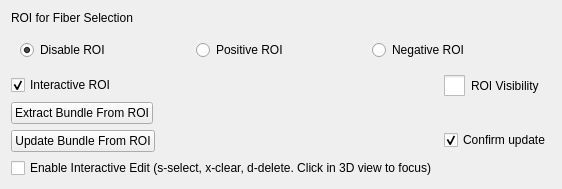
First picture: the form in Modules/Loadable/TractographyDisplay/Widgets/Resources/UI/qSlicerTractographyEditorROIWidget.ui, repository SlicerDMRI/SlicerDMRI, before the edit.
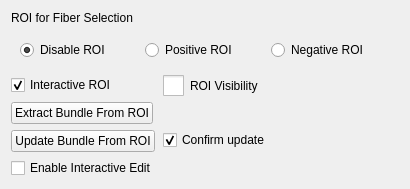
Second picture: the form after the edit. Icons and pictures are not drawn. Custom widgets are drawn as their Qt base class.

Commit message: ENH: moved label to tool tip

```diff
--- a/Modules/Loadable/TractographyDisplay/Widgets/Resources/UI/qSlicerTractographyEditorROIWidget.ui
+++ b/Modules/Loadable/TractographyDisplay/Widgets/Resources/UI/qSlicerTractographyEditorROIWidget.ui
@@ -177,7 +177,7 @@
    <item row="5" column="0">
     <widget class="QCheckBox" name="EnableFiberEdit">
      <property name="text">
-      <string>Enable Interactive Edit (s-select, x-clear, d-delete. Click in 3D view to focus)</string>
+      <string>Enable Interactive Edit</string>
      </property>
      <property name="checked">
        <bool>false</bool>
```
The commit also changes 1 other file.
